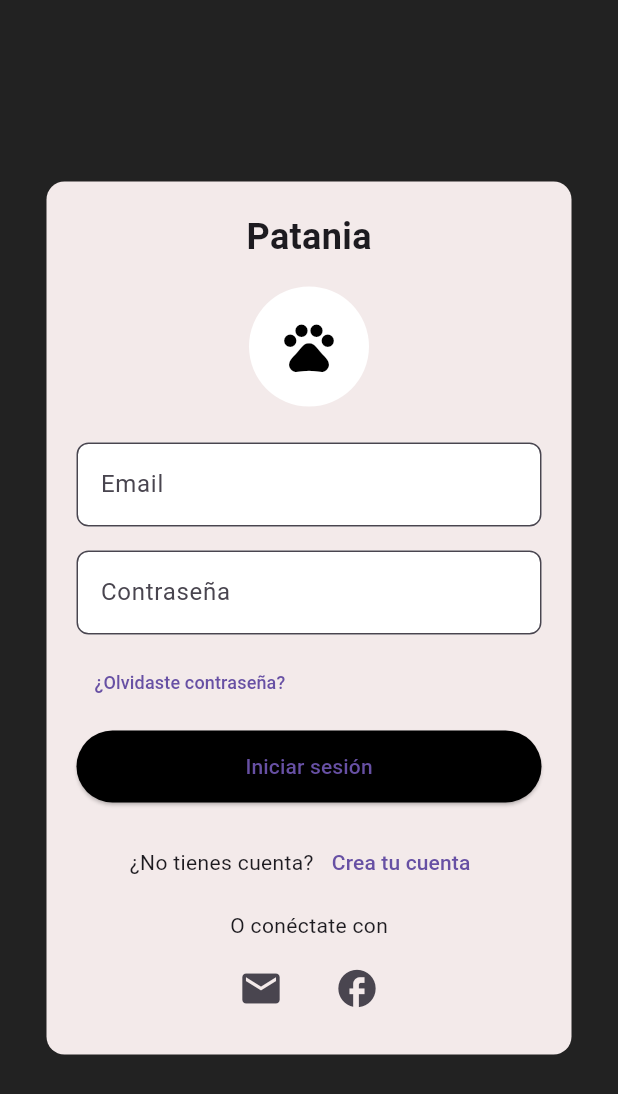
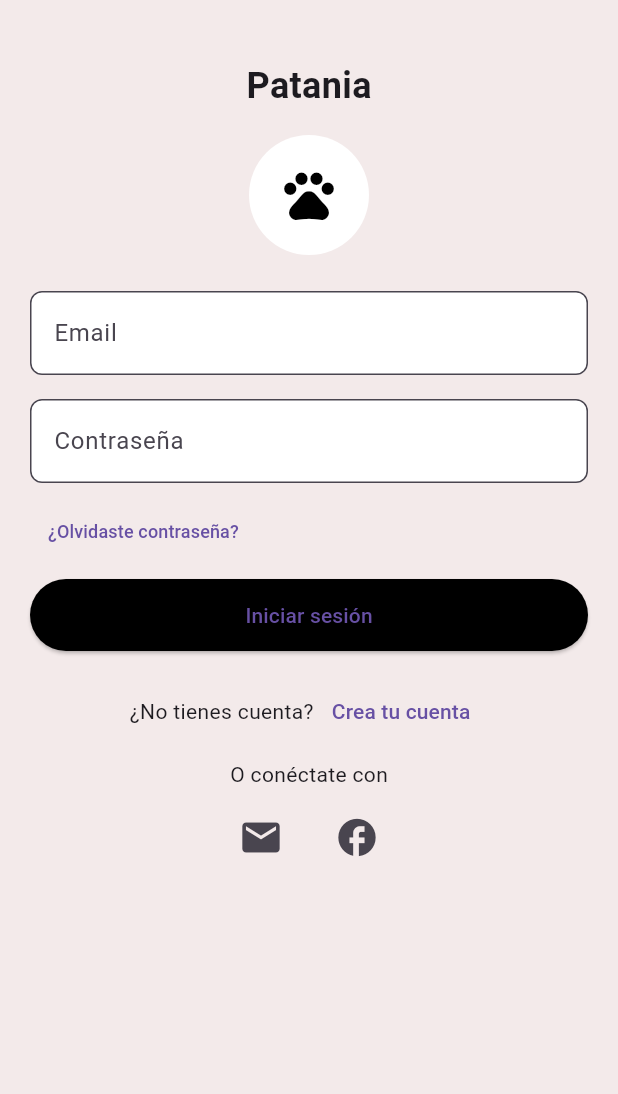
Before and after one commit to jmacabrera/Patania, a Flutter app: the LoginScreen screen opened directly, on a phone screen of 412 x 824 dp. Shown: the top 1094 px of the screen. Run offline on Flutter 3.47's test engine with Material 3 defaults, Android fonts, the phone set to English and light mode, and no system bars.

```diff
--- a/lib/main.dart
+++ b/lib/main.dart
@@ -1,9 +1,14 @@
 import 'package:flutter/material.dart';
+import 'package:flutter/services.dart';
 import 'package:patania_app/registro_form.dart';
 import 'package:patania_app/home_pr.dart';
 
 
-void main() => runApp(PataniaApp());
+void main() {
+  WidgetsFlutterBinding.ensureInitialized();
+  SystemChrome.setEnabledSystemUIMode(SystemUiMode.immersive); // Oculta barra de estado y navegación
+  runApp(PataniaApp());
+}
 
 class PataniaApp extends StatelessWidget {
   @override
@@ -19,18 +24,17 @@ class LoginScreen extends StatelessWidget {
   @override
   Widget build(BuildContext context) {
     return Scaffold(
-      backgroundColor: Colors.black87,
-      body: Center(
+      backgroundColor: Color(0xFFF3EAEA), // Fondo claro directamente
+      body: SafeArea(
         child: Container(
-          width: 350,
-          padding: EdgeInsets.all(20),
-          decoration: BoxDecoration(
-            color: Color(0xFFF3EAEA),
-            borderRadius: BorderRadius.circular(12),
-          ),
+          width: double.infinity,
+          height: double.infinity,
+          padding: EdgeInsets.symmetric(horizontal: 20),
+          child: SingleChildScrollView(
             child: Column(
-            mainAxisSize: MainAxisSize.min,
+              mainAxisAlignment: MainAxisAlignment.center,
               children: [
+                SizedBox(height: 40),
                 Text(
                   'Patania',
                   style: TextStyle(fontWeight: FontWeight.bold, fontSize: 24),
@@ -90,7 +94,8 @@ class LoginScreen extends StatelessWidget {
                       onPressed: () {
                         Navigator.push(
                           context,
-                        MaterialPageRoute(builder: (context) => RegisterFormScreen()));
+                          MaterialPageRoute(
+                              builder: (context) => RegisterFormScreen()));
                       },
                     ),
                   ],
@@ -112,7 +117,9 @@ class LoginScreen extends StatelessWidget {
                     ),
                   ],
                 ),
+                SizedBox(height: 40),
               ],
+            ),
           ),
         ),
       ),
```
Lines whose indentation alone changed are shown as unchanged.
